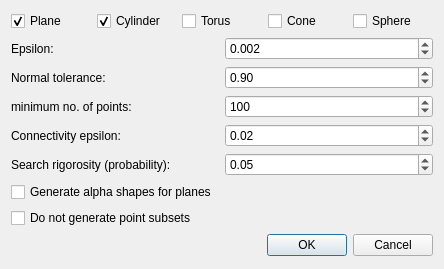
The window that Polyhedron/demo/Polyhedron/Plugins/Point_set/Point_set_shape_detection_plugin.ui (CGAL/cgal) describes before a commit, drawn with Qt 5.
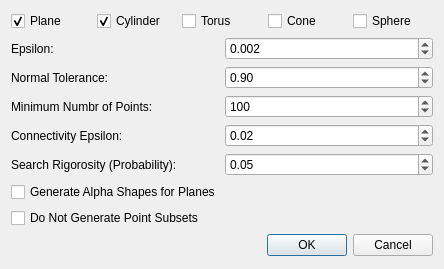
The same window after the commit.

Patch:
```diff
--- a/Polyhedron/demo/Polyhedron/Plugins/Point_set/Point_set_shape_detection_plugin.ui
+++ b/Polyhedron/demo/Polyhedron/Plugins/Point_set/Point_set_shape_detection_plugin.ui
@@ -94,7 +94,7 @@
      <item>
       <widget class="QLabel" name="label">
        <property name="text">
-        <string>Normal tolerance:</string>
+        <string>Normal Tolerance:</string>
        </property>
       </widget>
      </item>
@@ -118,7 +118,7 @@
      <item>
       <widget class="QLabel" name="label_3">
        <property name="text">
-        <string>minimum no. of points:</string>
+        <string>Minimum Numbr of Points:</string>
        </property>
       </widget>
      </item>
@@ -145,7 +145,7 @@
      <item>
       <widget class="QLabel" name="label_4">
        <property name="text">
-        <string>Connectivity epsilon:</string>
+        <string>Connectivity Epsilon:</string>
        </property>
       </widget>
      </item>
@@ -175,7 +175,7 @@
      <item>
       <widget class="QLabel" name="label_5">
        <property name="text">
-        <string>Search rigorosity (probability):</string>
+        <string>Search Rigorosity (Probability):</string>
        </property>
       </widget>
      </item>
@@ -200,14 +200,14 @@
    <item>
     <widget class="QCheckBox" name="m_generate_alpha">
      <property name="text">
-      <string>Generate alpha shapes for planes</string>
+      <string>Generate Alpha Shapes for Planes</string>
      </property>
     </widget>
    </item>
    <item>
     <widget class="QCheckBox" name="m_do_not_generate_subset">
      <property name="text">
-      <string>Do not generate point subsets</string>
+      <string>Do Not Generate Point Subsets</string>
      </property>
     </widget>
    </item>
```
